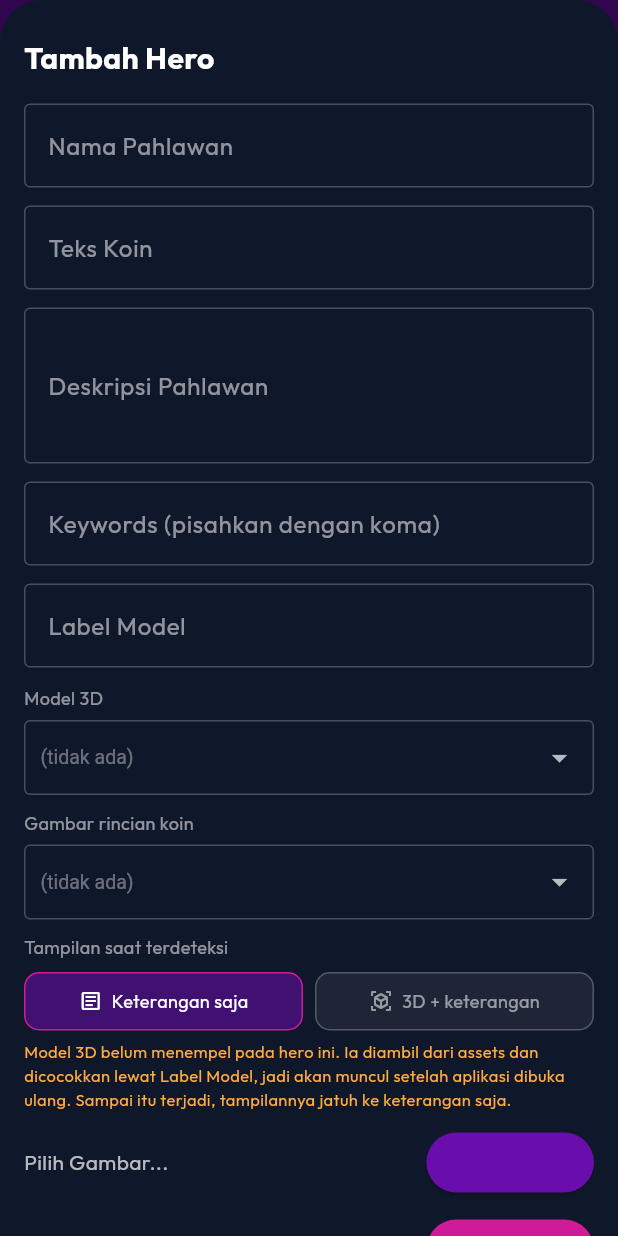
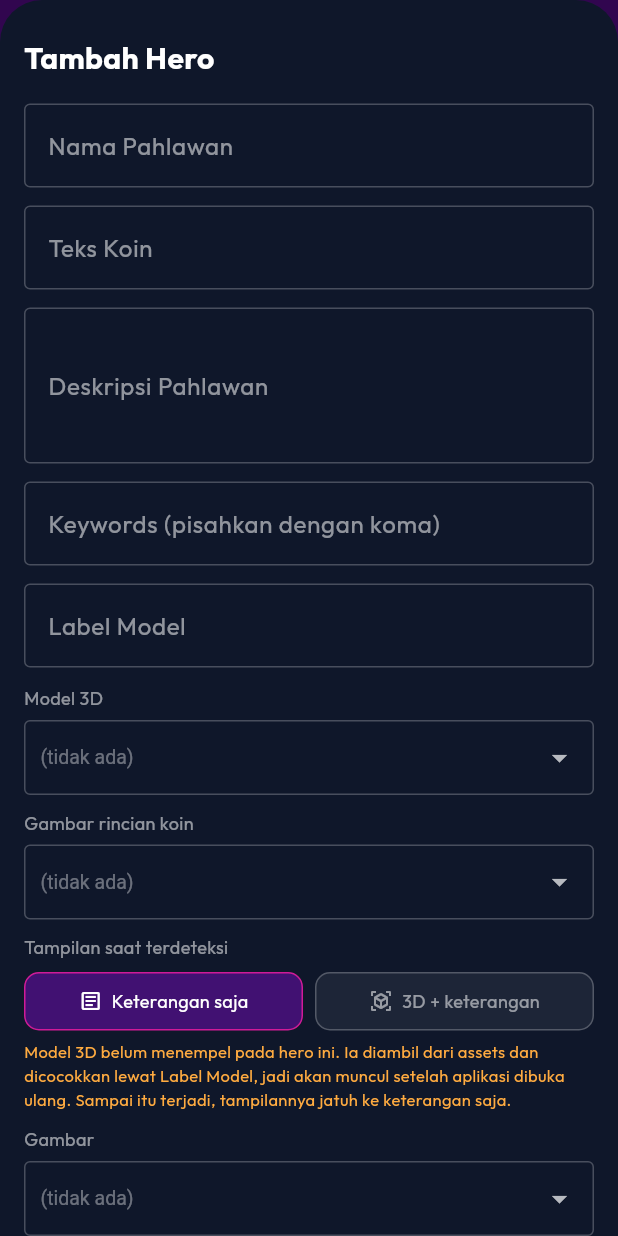
Before and after one commit to mohamadalda/ar_coin, a Flutter app: the AdminScreen screen opened directly, after a tap on the "add" icon, on a phone screen of 412 x 824 dp. Run offline on Flutter 3.47's test engine with Material 3 defaults, Android fonts, the phone set to English and light mode, and no system bars; our stand-ins replace animate_do, audioplayers, camera, cloud_firestore, firebase_auth, firebase_core and 7 more; missing offline and left inert: dart:js_interop, google_mlkit_object_detection, google_mlkit_text_recognition, model_viewer_plus, translator; accounts and stored records are empty.

Commit message:
Admin memilih aset bawaan, bukan mengunggah berkas
Tombol Upload dihapus karena menyesatkan: berkas yang diunggah hanya tersalin
ke folder dokumen aplikasi di perangkat yang mengunggahnya, sementara yang
tersimpan di Firestore cuma jalurnya. Di perangkat lain jalur itu menunjuk
berkas yang tidak ada, pemutaran gagal diam-diam, dan hero tampak tidak
bersuara tanpa sebab yang terlihat di layar — persis yang terjadi pada audio
Barong dan Rangda.

Gambar dan audio kini dipilih dari aset yang ikut di dalam aplikasi, sama
seperti Model 3D dan Gambar rincian yang sudah begitu sejak awal. Menambah
media baru berarti menaruh berkasnya di assets/ lalu menerbitkan versi baru.

Satu jebakan yang ditangani: nilai audio disimpan TANPA awalan 'assets/',
karena AudioPlayer memakai AssetSource yang menambahkannya sendiri. Model 3D
dan gambar justru disimpan dengan jalur penuh. Pemilih audionya membuang
awalan itu; kalau tidak, berkasnya dicari di 'assets/assets/audio/...' dan
audionya diam tanpa pesan.

file_picker ikut dibuang karena tidak ada lagi yang memakainya.

Co-Authored-By: Claude Opus 5 <noreply@anthropic.com>

```diff
--- a/lib/screens/admin_screen.dart
+++ b/lib/screens/admin_screen.dart
@@ -2,10 +2,8 @@
 
 import 'dart:io';
 
-import 'package:flutter/foundation.dart' show kIsWeb;
 import 'package:flutter/material.dart';
 import 'package:flutter/services.dart' show AssetManifest, rootBundle;
-import 'package:file_picker/file_picker.dart';
 import '../models/hero_model.dart';
 import '../utils/file_helper.dart';
 import '../utils/firebase_service.dart';
@@ -24,6 +22,8 @@ class _AdminScreenState extends State<AdminScreen> {
   /// penyelarasan dari assets yang baru jalan saat aplikasi dibuka ulang.
   List<String> _modelAssets = [];
   List<String> _infoImageAssets = [];
+  List<String> _imageAssets = [];
+  List<String> _audioAssets = [];
 
   @override
   void initState() {
@@ -44,6 +44,24 @@ class _AdminScreenState extends State<AdminScreen> {
         _infoImageAssets = keys
             .where((k) =>
                 k.startsWith('assets/images/') && k.contains('_info.'))
+            .toList()
+          ..sort();
+        _imageAssets = keys
+            .where((k) =>
+                k.startsWith('assets/images/') && !k.contains('_info.'))
+            .toList()
+          ..sort();
+        // Awalan 'assets/' SENGAJA dibuang di sini.
+        //
+        // Nilai audio disimpan tanpa awalan itu karena AudioPlayer memakai
+        // AssetSource, yang menambahkannya sendiri — 'audio/Barong.mp3' akan
+        // dibaca sebagai 'assets/audio/Barong.mp3'. Menyimpan jalur penuh
+        // membuatnya dicari di 'assets/assets/audio/...' dan audionya diam
+        // tanpa pesan apa pun. Model 3D dan gambar tidak begini: keduanya
+        // memang disimpan dengan jalur penuh.
+        _audioAssets = keys
+            .where((k) => k.startsWith('assets/audio/'))
+            .map((k) => k.substring('assets/'.length))
             .toList()
           ..sort();
       });
@@ -318,115 +336,31 @@ class _AdminScreenState extends State<AdminScreen> {
                     ],
                     const SizedBox(height: 10),
 
-                    // Upload Image
-                    Row(
-                      children: [
-                        Expanded(
-                          child: Text(
-                            currentImage.isEmpty ? 'Pilih Gambar...' : currentImage.split('/').last.split('\\').last,
-                            style: const TextStyle(color: Colors.white70),
-                            overflow: TextOverflow.ellipsis,
-                          ),
-                        ),
-                        ElevatedButton.icon(
-                          // Di web, PlatformFile.path SELALU null: berkasnya hidup
-                          // di memori browser, bukan di sistem berkas. Menyimpannya
-                          // butuh penyimpanan sisi browser (IndexedDB) yang belum ada,
-                          // jadi tombolnya dimatikan dengan alasan yang terbaca
-                          // daripada dibiarkan menelan klik tanpa akibat apa pun.
-                          onPressed: kIsWeb
-                              ? null
-                              : () async {
-                            final result = await FilePicker.pickFile(type: FileType.image);
-                            if (result?.path != null) {
-                              final path = await FileHelper.saveFileLocally(File(result!.path!), 'img');
-                              if (path != null) {
-                                // Delete old local file if replaced
-                                if (currentImage.isNotEmpty && currentImage != (hero?.image ?? '')) {
-                                  FileHelper.deleteLocalFile(currentImage);
-                                }
-                                setModalState(() {
-                                  currentImage = path;
-                                });
-                              }
-                            }
-                          },
-                          icon: const Icon(Icons.image),
-                          label: const Text('Upload'),
-                          style: ElevatedButton.styleFrom(backgroundColor: const Color(0xFF6A0DAD)),
-                        ),
-                        if (currentImage.isNotEmpty)
-                          IconButton(
-                            tooltip: 'Hapus gambar',
-                            icon: const Icon(Icons.delete_outline,
-                                color: Colors.redAccent),
-                            onPressed: () {
-                              // File yang baru diunggah dan belum disimpan langsung
-                              // dibuang di sini. File milik hero lama tidak disentuh —
-                              // pembersihannya sudah ditangani saat tombol Simpan.
-                              if (currentImage != (hero?.image ?? '')) {
-                                FileHelper.deleteLocalFile(currentImage);
-                              }
-                              setModalState(() => currentImage = '');
-                            },
-                          ),
-                      ],
+                    // Media hero dipilih dari aset yang IKUT DI DALAM
+                    // aplikasi, bukan diunggah dari perangkat.
+                    //
+                    // Tombol unggah dihapus karena menyesatkan: berkas yang
+                    // diunggah hanya tersalin ke folder dokumen aplikasi di
+                    // perangkat yang mengunggahnya, sementara yang tersimpan
+                    // di Firestore cuma jalurnya. Di perangkat lain jalur itu
+                    // menunjuk berkas yang tidak ada, pemutaran gagal diam-
+                    // diam, dan hero tampak tidak bersuara tanpa sebab yang
+                    // terlihat. Untuk menambah media baru, taruh berkasnya di
+                    // assets/ lalu terbitkan versi baru aplikasinya.
+                    _buildAssetPicker(
+                      title: 'Gambar',
+                      value: currentImage,
+                      options: _imageAssets,
+                      onChanged: (v) =>
+                          setModalState(() => currentImage = v ?? ''),
                     ),
                     const SizedBox(height: 10),
-
-                    // Upload Audio
-                    Row(
-                      children: [
-                        Expanded(
-                          child: Text(
-                            currentAudio.isEmpty ? 'Pilih Audio...' : currentAudio.split('/').last.split('\\').last,
-                            style: const TextStyle(color: Colors.white70),
-                            overflow: TextOverflow.ellipsis,
-                          ),
-                        ),
-                        ElevatedButton.icon(
-                          // Di web, PlatformFile.path SELALU null: berkasnya hidup
-                          // di memori browser, bukan di sistem berkas. Menyimpannya
-                          // butuh penyimpanan sisi browser (IndexedDB) yang belum ada,
-                          // jadi tombolnya dimatikan dengan alasan yang terbaca
-                          // daripada dibiarkan menelan klik tanpa akibat apa pun.
-                          onPressed: kIsWeb
-                              ? null
-                              : () async {
-                            final result = await FilePicker.pickFile(type: FileType.audio);
-                            if (result?.path != null) {
-                              final path = await FileHelper.saveFileLocally(File(result!.path!), 'aud');
-                              if (path != null) {
-                                // Delete old local file if replaced
-                                if (currentAudio.isNotEmpty && currentAudio != (hero?.audio ?? '')) {
-                                  FileHelper.deleteLocalFile(currentAudio);
-                                }
-                                setModalState(() {
-                                  currentAudio = path;
-                                });
-                              }
-                            }
-                          },
-                          icon: const Icon(Icons.audiotrack),
-                          label: const Text('Upload'),
-                          style: ElevatedButton.styleFrom(backgroundColor: const Color(0xFFD01B98)),
-                        ),
-                        if (currentAudio.isNotEmpty)
-                          IconButton(
-                            tooltip: 'Hapus audio',
-                            icon: const Icon(Icons.delete_outline,
-                                color: Colors.redAccent),
-                            onPressed: () {
-                              // File yang baru diunggah dan belum disimpan langsung
-                              // dibuang di sini. File milik hero lama tidak disentuh —
-                              // pembersihannya sudah ditangani saat tombol Simpan.
-                              if (currentAudio != (hero?.audio ?? '')) {
-                                FileHelper.deleteLocalFile(currentAudio);
-                              }
-                              setModalState(() => currentAudio = '');
-                            },
-                          ),
-                      ],
+                    _buildAssetPicker(
+                      title: 'Audio',
+                      value: currentAudio,
+                      options: _audioAssets,
+                      onChanged: (v) =>
+                          setModalState(() => currentAudio = v ?? ''),
                     ),
 
                     const SizedBox(height: 20),
--- a/pubspec.yaml
+++ b/pubspec.yaml
@@ -48,7 +48,6 @@ dependencies:
   google_mlkit_text_recognition: ^0.13.1
   audioplayers: ^5.2.1
   shared_preferences: ^2.2.2
-  file_picker: ^12.2.0
   path_provider: ^2.1.2
   translator: ^1.0.4+1
   model_viewer_plus: ^1.10.0
```
Also changed, not shown: pubspec.lock.
